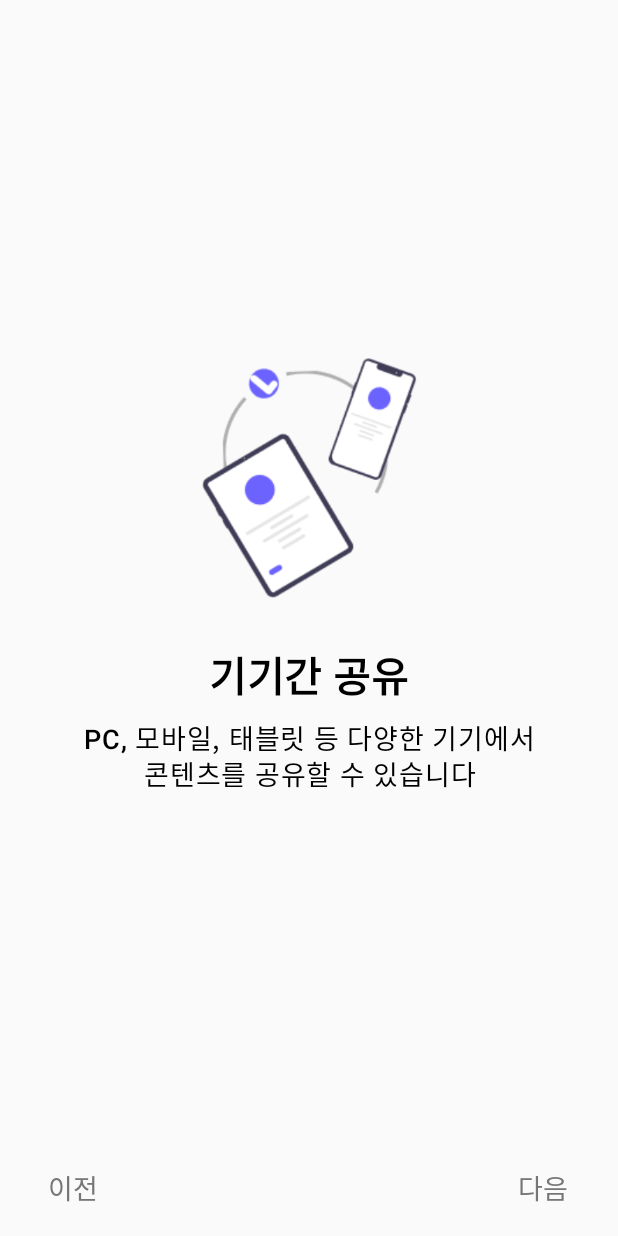
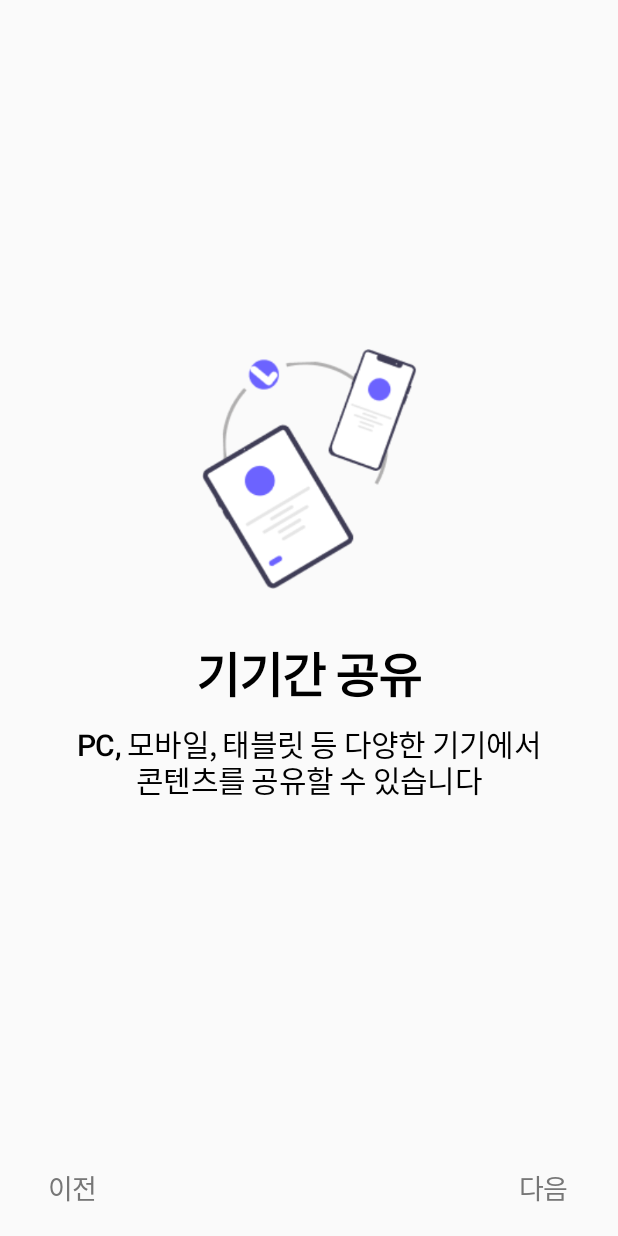
Before and after one commit to Clip-Boarder/Clip-Boarder-Android, an Android app built with Jetpack Compose: the screen it shows after launch (MainActivity), after a tap on "다음", on a phone screen of 412 x 824 dp. Run offline under Robolectric (Android 15) with nearby library versions, the phone set to English and light mode, and no system bars; our stand-ins replace Dagger/Hilt's generated code, livedata-compose; Roboto replaces fonts that are not available here.

Commit message:
feat: Figma와 동일한 UI 값 설정

```diff
--- a/app/src/main/java/com/clipboarder/clipboarder/ui/screens/onboarding/OnboardingScreen.kt
+++ b/app/src/main/java/com/clipboarder/clipboarder/ui/screens/onboarding/OnboardingScreen.kt
@@ -19,6 +19,7 @@ import androidx.compose.ui.text.font.FontWeight
 import androidx.compose.ui.tooling.preview.Devices
 import androidx.compose.ui.tooling.preview.Preview
 import androidx.compose.ui.unit.dp
+import androidx.compose.ui.unit.em
 import androidx.compose.ui.unit.sp
 import androidx.hilt.navigation.compose.hiltViewModel
 import androidx.navigation.NavController
@@ -96,7 +97,8 @@ fun OnboardingScreen(
                     Text(
                         context.getString(R.string.onboarding_previous_page),
                         fontSize = 18.sp,
-                        fontWeight = FontWeight.Medium
+                        fontWeight = FontWeight.Medium,
+                        letterSpacing = (-0.025).em,
                     )
                 }
             }
@@ -120,7 +122,8 @@ fun OnboardingScreen(
                     Text(
                         context.getString(R.string.onboarding_done),
                         fontSize = 18.sp,
-                        fontWeight = FontWeight.Medium
+                        fontWeight = FontWeight.Medium,
+                        letterSpacing = (-0.025).em,
                     )
                 }
             } else {
@@ -135,7 +138,8 @@ fun OnboardingScreen(
                     Text(
                         context.getString(R.string.onboarding_next_page),
                         fontSize = 18.sp,
-                        fontWeight = FontWeight.Medium
+                        fontWeight = FontWeight.Medium,
+                        letterSpacing = (-0.025).em,
                     )
                 }
             }
--- a/app/src/main/java/com/clipboarder/clipboarder/ui/screens/onboarding/components/OnboardingPage.kt
+++ b/app/src/main/java/com/clipboarder/clipboarder/ui/screens/onboarding/components/OnboardingPage.kt
@@ -16,6 +16,7 @@ import androidx.compose.ui.text.font.FontWeight
 import androidx.compose.ui.text.style.TextAlign
 import androidx.compose.ui.tooling.preview.Preview
 import androidx.compose.ui.unit.dp
+import androidx.compose.ui.unit.em
 import androidx.compose.ui.unit.sp
 import com.clipboarder.clipboarder.R
 
@@ -43,15 +44,17 @@ fun OnboardingPage(title: String, description: String, imageResourceId: Int, mod
             Spacer(modifier = Modifier.height(32.dp))
             Text(
                 text = title,
-                fontSize = 27.sp,
+                fontSize = 32.sp,
+                letterSpacing = (-0.025).em,
                 fontWeight = FontWeight.SemiBold,
             )
             Spacer(modifier = Modifier.height(8.dp))
             Text(
                 text = description,
                 textAlign = TextAlign.Center,
-                fontSize = 18.sp,
+                fontSize = 20.sp,
                 fontWeight = FontWeight.Medium,
+                letterSpacing = (-0.025).em,
                 softWrap = true,
                 modifier = Modifier.padding(horizontal = 48.dp)
             )
```
Also changed, not shown: app/src/main/java/com/clipboarder/clipboarder/ui/screens/login/LoginScreen.kt (+13 -13 lines).
